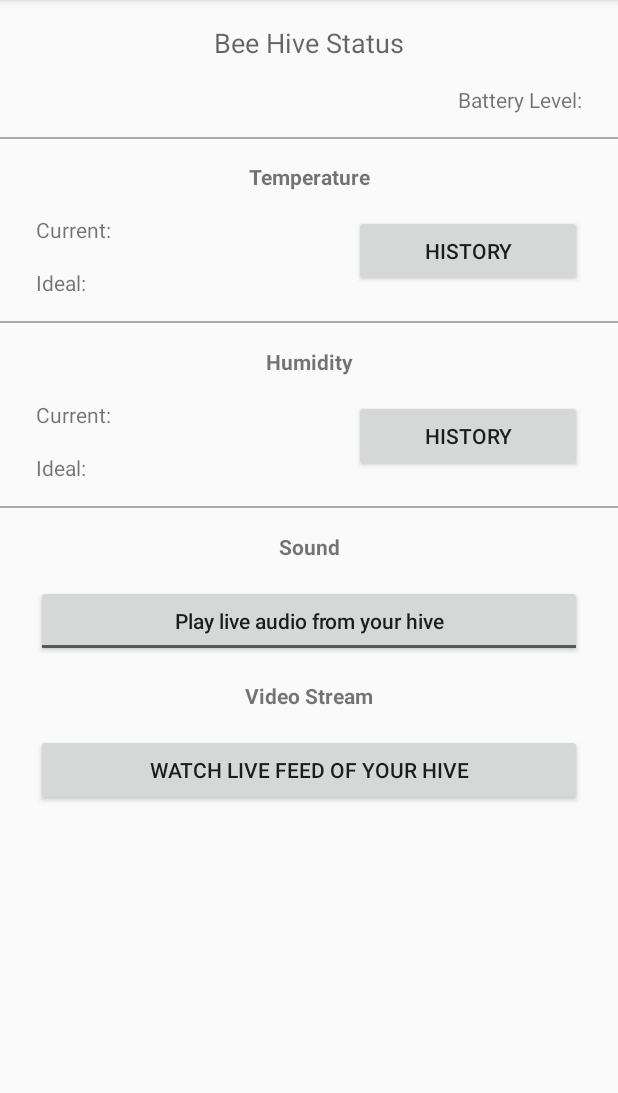
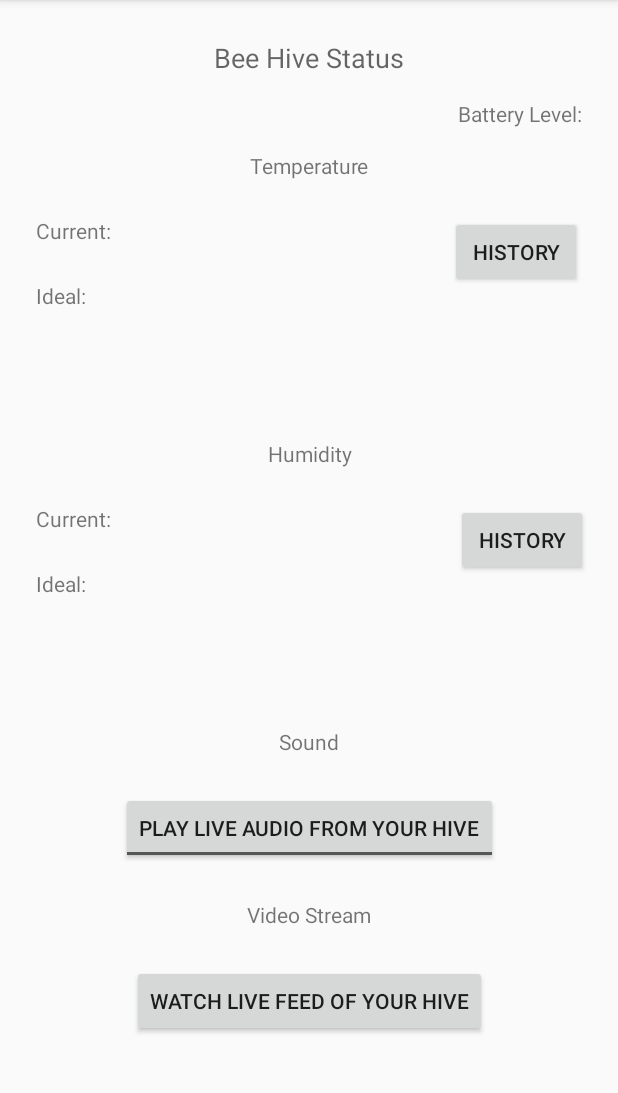
Before and after one commit to RansomConant/SmartHiveApp, an Android app: the screen it shows after launch (MainActivity), on a phone screen of 412 x 824 dp, the part 84-1177 px from its top. Run offline under Robolectric (Android 15) with nearby library versions, the phone set to English and light mode, and no system bars.

Commit message:
Adjusted constraints to account for multiple device sizes

```diff
--- a/app/src/main/java/com/example/smarthiveapp/MainActivity.java
+++ b/app/src/main/java/com/example/smarthiveapp/MainActivity.java
@@ -24,4 +24,5 @@ public class MainActivity extends AppCompatActivity {
         Intent intent = new Intent(this, DisplayHumidityHistory.class);
         startActivity(intent);
     }
+
 }
--- a/app/src/main/res/layout/activity_main.xml
+++ b/app/src/main/res/layout/activity_main.xml
@@ -2,9 +2,21 @@
 <androidx.constraintlayout.widget.ConstraintLayout xmlns:android="http://schemas.android.com/apk/res/android"
     xmlns:app="http://schemas.android.com/apk/res-auto"
     xmlns:tools="http://schemas.android.com/tools"
+    android:id="@+id/linearLayout"
     android:layout_width="match_parent"
     android:layout_height="match_parent"
-    tools:context=".MainActivity">
+    android:orientation="vertical">
+
+    <TextView
+        android:id="@+id/humidityText"
+        android:layout_width="wrap_content"
+        android:layout_height="wrap_content"
+        android:layout_marginTop="24dp"
+        android:text="@string/humidityString"
+        app:layout_constraintEnd_toEndOf="parent"
+        app:layout_constraintHorizontal_bias="0.501"
+        app:layout_constraintStart_toStartOf="parent"
+        app:layout_constraintTop_toTopOf="@+id/guideline2" />
 
     <TextView
         android:id="@+id/idealHumidityText"
@@ -12,10 +24,22 @@
         android:layout_height="wrap_content"
         android:layout_marginStart="24dp"
         android:layout_marginLeft="24dp"
-        android:layout_marginTop="16dp"
+        android:layout_marginTop="24dp"
         android:text="@string/idealString"
         app:layout_constraintStart_toStartOf="parent"
         app:layout_constraintTop_toBottomOf="@+id/currentHumidityText" />
+
+    <Button
+        android:id="@+id/humidityDetailsButton"
+        android:layout_width="wrap_content"
+        android:layout_height="wrap_content"
+        android:layout_marginTop="24dp"
+        android:layout_marginEnd="20dp"
+        android:layout_marginRight="20dp"
+        android:onClick="humidityHistory"
+        android:text="@string/historyButtonString"
+        app:layout_constraintEnd_toEndOf="parent"
+        app:layout_constraintTop_toBottomOf="@+id/humidityText" />
 
     <TextView
         android:id="@+id/currentHumidityText"
@@ -23,25 +47,66 @@
         android:layout_height="wrap_content"
         android:layout_marginStart="24dp"
         android:layout_marginLeft="24dp"
-        android:layout_marginTop="16dp"
+        android:layout_marginTop="24dp"
         android:text="@string/currentString"
         app:layout_constraintStart_toStartOf="parent"
         app:layout_constraintTop_toBottomOf="@+id/humidityText" />
 
-    <TextView
-        android:id="@+id/humidityText"
+    <androidx.constraintlayout.widget.Guideline
+        android:id="@+id/guideline"
         android:layout_width="wrap_content"
         android:layout_height="wrap_content"
-        android:layout_marginStart="24dp"
-        android:layout_marginLeft="24dp"
-        android:layout_marginTop="16dp"
+        android:orientation="horizontal"
+        app:layout_constraintGuide_begin="20dp"
+        app:layout_constraintGuide_percent="0.1" />
+
+    <androidx.constraintlayout.widget.Guideline
+        android:id="@+id/guideline2"
+        android:layout_width="wrap_content"
+        android:layout_height="wrap_content"
+        android:orientation="horizontal"
+        app:layout_constraintGuide_begin="20dp"
+        app:layout_constraintGuide_percent="0.35" />
+
+    <androidx.constraintlayout.widget.Guideline
+        android:id="@+id/guideline3"
+        android:layout_width="wrap_content"
+        android:layout_height="wrap_content"
+        android:orientation="horizontal"
+        app:layout_constraintGuide_percent="0.6"
+        app:layout_constraintGuide_begin="20dp" />
+
+    <TextView
+        android:id="@+id/beeHiveStatusText"
+        android:layout_width="wrap_content"
+        android:layout_height="wrap_content"
+        android:text="@string/beeHiveStatusString"
+        android:textAppearance="@style/TextAppearance.AppCompat.Medium"
+        app:layout_constraintBottom_toTopOf="@+id/guideline"
+        app:layout_constraintEnd_toEndOf="parent"
+        app:layout_constraintStart_toStartOf="parent"
+        app:layout_constraintTop_toTopOf="parent" />
+
+    <TextView
+        android:id="@+id/batteryLevelText"
+        android:layout_width="wrap_content"
+        android:layout_height="wrap_content"
         android:layout_marginEnd="24dp"
         android:layout_marginRight="24dp"
-        android:text="@string/humidityString"
-        android:textStyle="bold"
+        android:text="@string/batteryLevelString"
+        app:layout_constraintBottom_toTopOf="@+id/temperatureText"
+        app:layout_constraintEnd_toEndOf="parent"
+        app:layout_constraintTop_toBottomOf="@+id/beeHiveStatusText" />
+
+    <TextView
+        android:id="@+id/temperatureText"
+        android:layout_width="wrap_content"
+        android:layout_height="wrap_content"
+        android:layout_marginTop="24dp"
+        android:text="@string/temperatureString"
         app:layout_constraintEnd_toEndOf="parent"
         app:layout_constraintStart_toStartOf="parent"
-        app:layout_constraintTop_toBottomOf="@+id/midDivider" />
+        app:layout_constraintTop_toTopOf="@+id/guideline" />
 
     <TextView
         android:id="@+id/currentTemperatureText"
@@ -49,7 +114,7 @@
         android:layout_height="wrap_content"
         android:layout_marginStart="24dp"
         android:layout_marginLeft="24dp"
-        android:layout_marginTop="16dp"
+        android:layout_marginTop="24dp"
         android:text="@string/currentString"
         app:layout_constraintStart_toStartOf="parent"
         app:layout_constraintTop_toBottomOf="@+id/temperatureText" />
@@ -60,77 +125,49 @@
         android:layout_height="wrap_content"
         android:layout_marginStart="24dp"
         android:layout_marginLeft="24dp"
-        android:layout_marginTop="16dp"
+        android:layout_marginTop="24dp"
         android:text="@string/idealString"
         app:layout_constraintStart_toStartOf="parent"
         app:layout_constraintTop_toBottomOf="@+id/currentTemperatureText" />
 
-    <TextView
-        android:id="@+id/temperatureText"
+    <Button
+        android:id="@+id/temperatureDetailsButton"
         android:layout_width="wrap_content"
         android:layout_height="wrap_content"
-        android:layout_marginStart="24dp"
-        android:layout_marginLeft="24dp"
-        android:layout_marginTop="32dp"
+        android:layout_marginTop="24dp"
         android:layout_marginEnd="24dp"
         android:layout_marginRight="24dp"
-        android:text="@string/temperatureString"
-        android:textStyle="bold"
+        android:onClick="tempHistory"
+        android:text="@string/historyButtonString"
         app:layout_constraintEnd_toEndOf="parent"
-        app:layout_constraintStart_toStartOf="parent"
-        app:layout_constraintTop_toBottomOf="@+id/batteryLevelText" />
-
-    <TextView
-        android:id="@+id/beeHiveStatusText"
-        android:layout_width="wrap_content"
-        android:layout_height="wrap_content"
-        android:layout_marginStart="16dp"
-        android:layout_marginLeft="16dp"
-        android:layout_marginTop="16dp"
-        android:layout_marginEnd="16dp"
-        android:layout_marginRight="16dp"
-        android:text="@string/beeHiveStatusString"
-        android:textAppearance="@style/TextAppearance.AppCompat.Medium"
-        app:layout_constraintEnd_toEndOf="parent"
-        app:layout_constraintStart_toStartOf="parent"
-        app:layout_constraintTop_toTopOf="parent" />
-
-    <TextView
-        android:id="@+id/batteryLevelText"
-        android:layout_width="wrap_content"
-        android:layout_height="wrap_content"
-        android:layout_marginTop="16dp"
-        android:layout_marginEnd="24dp"
-        android:layout_marginRight="24dp"
-        android:text="@string/batteryLevelString"
-        app:layout_constraintEnd_toEndOf="parent"
-        app:layout_constraintTop_toBottomOf="@+id/beeHiveStatusText" />
+        app:layout_constraintTop_toBottomOf="@+id/temperatureText" />
 
     <TextView
         android:id="@+id/soundText"
         android:layout_width="wrap_content"
         android:layout_height="wrap_content"
-        android:layout_marginStart="24dp"
-        android:layout_marginLeft="24dp"
-        android:layout_marginTop="16dp"
-        android:layout_marginEnd="24dp"
-        android:layout_marginRight="24dp"
+        android:layout_marginTop="24dp"
         android:text="@string/soundString"
-        android:textStyle="bold"
         app:layout_constraintEnd_toEndOf="parent"
         app:layout_constraintStart_toStartOf="parent"
-        app:layout_constraintTop_toBottomOf="@+id/bottomDivider" />
+        app:layout_constraintTop_toTopOf="@+id/guideline3" />
+
+    <Button
+        android:id="@+id/videoButton"
+        android:layout_width="wrap_content"
+        android:layout_height="wrap_content"
+        android:layout_marginTop="24dp"
+        android:text="@string/videoButtonString"
+        app:layout_constraintEnd_toEndOf="parent"
+        app:layout_constraintStart_toStartOf="parent"
+        app:layout_constraintTop_toBottomOf="@+id/videoText" />
 
     <ToggleButton
         android:id="@+id/soundButton"
-        android:layout_width="0dp"
+        android:layout_width="wrap_content"
         android:layout_height="wrap_content"
-        android:layout_marginStart="24dp"
-        android:layout_marginLeft="24dp"
-        android:layout_marginTop="16dp"
-        android:layout_marginEnd="24dp"
-        android:layout_marginRight="24dp"
-        android:textAllCaps="false"
+        android:layout_marginTop="24dp"
+        android:text="ToggleButton"
         android:textOff="@string/playAudioString"
         android:textOn="@string/muteAudioString"
         app:layout_constraintEnd_toEndOf="parent"
@@ -138,85 +175,12 @@
         app:layout_constraintTop_toBottomOf="@+id/soundText" />
 
     <TextView
-        android:id="@+id/textView"
+        android:id="@+id/videoText"
         android:layout_width="wrap_content"
         android:layout_height="wrap_content"
-        android:layout_marginStart="24dp"
-        android:layout_marginLeft="24dp"
-        android:layout_marginTop="16dp"
-        android:layout_marginEnd="24dp"
-        android:layout_marginRight="24dp"
+        android:layout_marginTop="24dp"
         android:text="@string/videoStreamString"
-        android:textStyle="bold"
         app:layout_constraintEnd_toEndOf="parent"
         app:layout_constraintStart_toStartOf="parent"
         app:layout_constraintTop_toBottomOf="@+id/soundButton" />
-
-    <Button
-        android:id="@+id/videoButton"
-        android:layout_width="0dp"
-        android:layout_height="wrap_content"
-        android:layout_marginStart="24dp"
-        android:layout_marginLeft="24dp"
-        android:layout_marginTop="16dp"
-        android:layout_marginEnd="24dp"
-        android:layout_marginRight="24dp"
-        android:text="@string/videoButtonString"
-        app:layout_constraintEnd_toEndOf="parent"
-        app:layout_constraintStart_toStartOf="parent"
-        app:layout_constraintTop_toBottomOf="@+id/textView" />
-
-    <View
-        android:id="@+id/midDivider"
-        android:layout_width="match_parent"
-        android:layout_height="1dp"
-        android:layout_marginTop="16dp"
-        android:alpha="1"
-        android:background="@android:color/darker_gray"
-        android:clickable="false"
-        app:layout_constraintTop_toBottomOf="@+id/idealTemperatureText"
-        tools:layout_editor_absoluteX="0dp" />
-
-    <View
-        android:id="@+id/bottomDivider"
-        android:layout_width="match_parent"
-        android:layout_height="1dp"
-        android:layout_marginTop="16dp"
-        android:background="@android:color/darker_gray"
-        app:layout_constraintTop_toBottomOf="@+id/idealHumidityText"
-        tools:layout_editor_absoluteX="6dp" />
-
-    <Button
-        android:id="@+id/temperatureDetailsButton"
-        android:layout_width="152dp"
-        android:layout_height="48dp"
-        android:layout_marginTop="16dp"
-        android:layout_marginEnd="24dp"
-        android:layout_marginRight="24dp"
-        android:onClick="tempHistory"
-        android:text="@string/historyButtonString"
-        app:layout_constraintEnd_toEndOf="parent"
-        app:layout_constraintTop_toBottomOf="@+id/temperatureText" />
-
-    <View
-        android:id="@+id/topDivider"
-        android:layout_width="match_parent"
-        android:layout_height="1dp"
-        android:layout_marginTop="16dp"
-        android:layout_marginBottom="16dp"
-        android:background="@android:color/darker_gray"
-        app:layout_constraintBottom_toTopOf="@+id/temperatureText"
-        app:layout_constraintTop_toBottomOf="@+id/batteryLevelText"
-        tools:layout_editor_absoluteX="2dp" />
-
-    <Button
-        android:id="@+id/humidityDetailsButton"
-        android:layout_width="0dp"
-        android:layout_height="wrap_content"
-        android:onClick="humidityHistory"
-        android:text="@string/historyButtonString"
-        app:layout_constraintEnd_toEndOf="@+id/temperatureDetailsButton"
-        app:layout_constraintStart_toStartOf="@+id/temperatureDetailsButton"
-        app:layout_constraintTop_toTopOf="@+id/currentHumidityText" />
-
 </androidx.constraintlayout.widget.ConstraintLayout>
```
